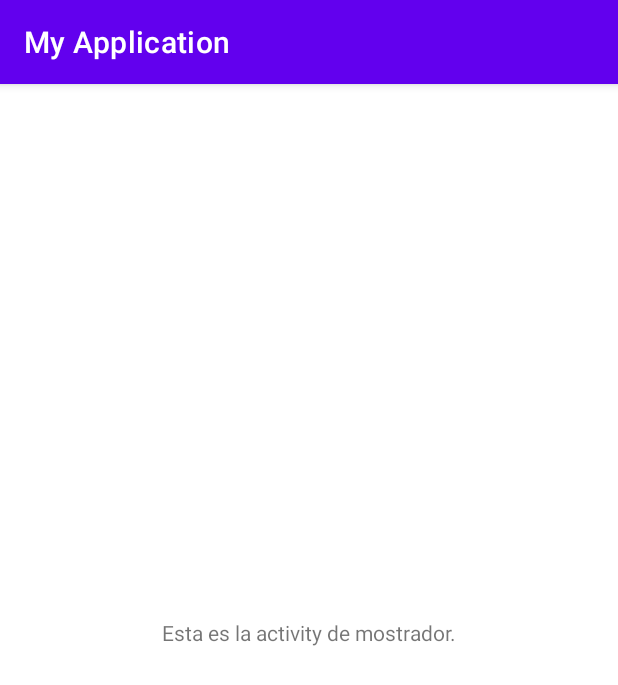
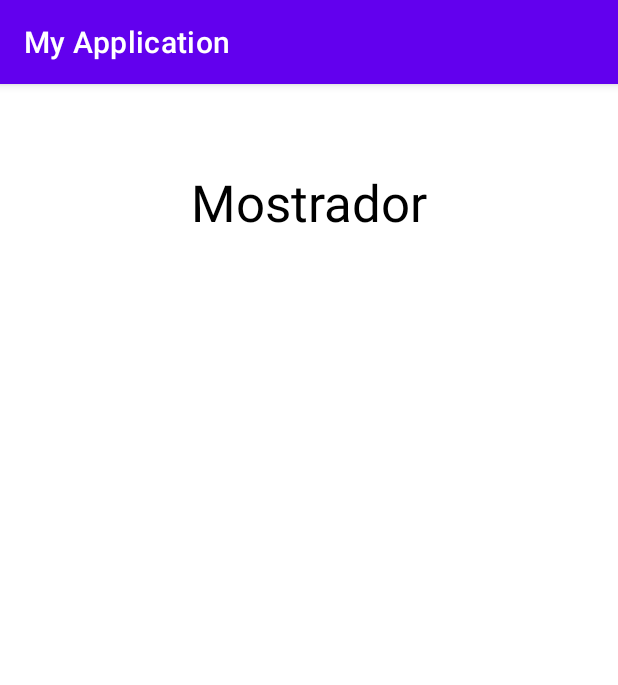
Before and after one commit to DarkPathUnderTheSun/My-Application, an Android app: the MenuMostrador screen opened directly, with no data from a screen before it, on a phone screen of 412 x 824 dp. Shown: the top 685 px of the screen. Run offline under Robolectric (Android 15) with nearby library versions, the phone set to English and light mode, and no system bars.

Commit message:
LENGUAJE LISTO

```diff
--- a/app/src/main/res/layout/activity_menu_mostrador.xml
+++ b/app/src/main/res/layout/activity_menu_mostrador.xml
@@ -11,10 +11,13 @@
         android:layout_width="wrap_content"
         android:layout_height="wrap_content"
         android:layout_marginStart="106dp"
-        android:layout_marginTop="356dp"
+        android:layout_marginTop="56dp"
         android:layout_marginEnd="106dp"
-        android:text="@string/mostradorActivity"
+        android:text="@string/mostradorMessage"
+        android:textColor="@color/black"
+        android:textSize="34sp"
         app:layout_constraintEnd_toEndOf="parent"
         app:layout_constraintStart_toStartOf="parent"
         app:layout_constraintTop_toTopOf="parent" />
+
 </androidx.constraintlayout.widget.ConstraintLayout>
--- a/app/src/main/res/values/strings.xml
+++ b/app/src/main/res/values/strings.xml
@@ -23,7 +23,7 @@
     <string name="Reportes">REPORTES</string>
     <string name="cSesion">CERRAR SESIÓN</string>
     <string name="adminMessage">Administrador</string>
-    <string name="mostradorActivity">Esta es la activity de mostrador.</string>
+    <string name="mostradorMessage">Mostrador</string>
     <string name="iSesion">Inicio Sesión</string>
     <string name="iSesionEmail">Correo Electronico:</string>
     <string name="iSesionICorreo">Introducir correo</string>
```
Also changed, not shown: 2 other files.
